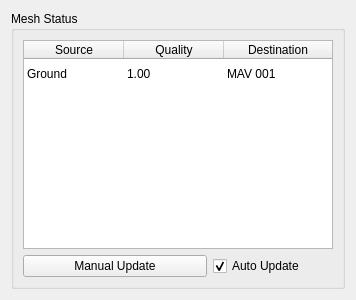
Qt form src/ui/MeshStatus.ui (MatthiasEgli/qgroundcontrol) before a commit.
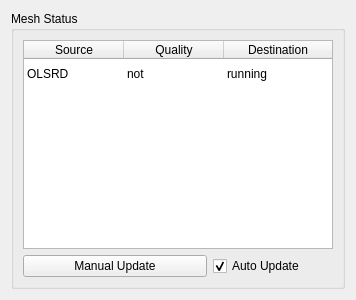
The same form after that commit.

Commit message: Added IP-to-Name and some double-entry checks for MavMesh

Patch:
```diff
--- a/src/ui/MeshStatus.ui
+++ b/src/ui/MeshStatus.ui
@@ -74,17 +74,17 @@
         </column>
         <item row="0" column="0">
          <property name="text">
-          <string>Ground</string>
+          <string>OLSRD</string>
          </property>
         </item>
         <item row="0" column="1">
          <property name="text">
-          <string>1.00</string>
+          <string>not</string>
          </property>
         </item>
         <item row="0" column="2">
          <property name="text">
-          <string>MAV 001</string>
+          <string>running</string>
          </property>
         </item>
        </widget>
```
The commit also changes 2 other files.
